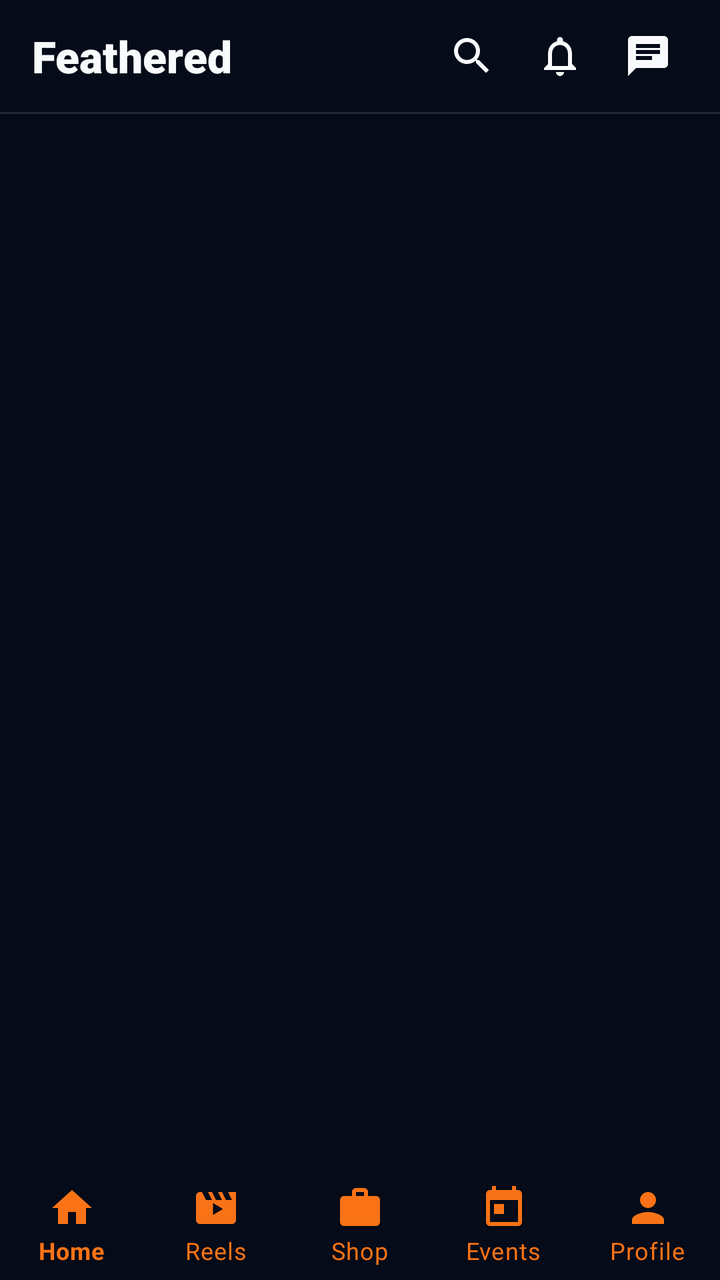
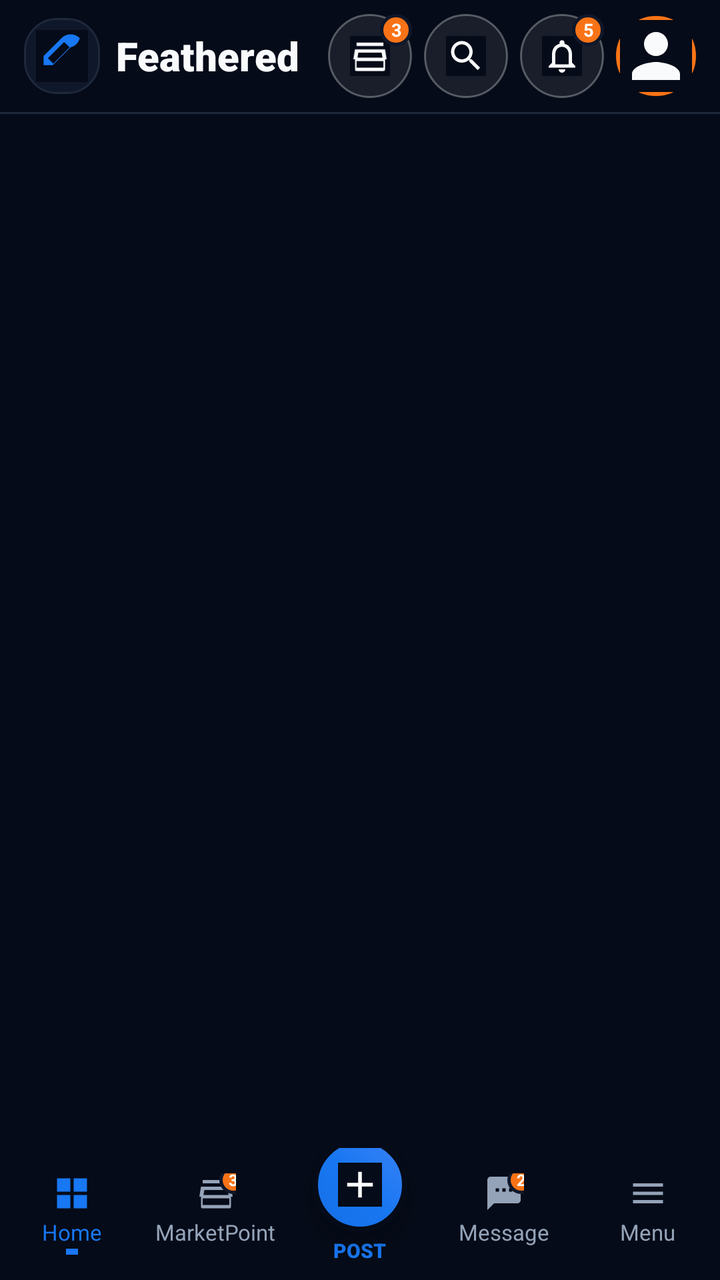

The first picture is an Android layout as it rendered before a commit; the second is the same layout after the commit. The layout source and the unified diff follow.
<!-- AndroidManifest.xml: activity theme AppTheme.NoActionBar -->
<!-- res/layout/activity_main.xml -->
<?xml version="1.0" encoding="utf-8"?>
<androidx.coordinatorlayout.widget.CoordinatorLayout xmlns:android="http://schemas.android.com/apk/res/android"
    xmlns:app="http://schemas.android.com/apk/res-auto"
    xmlns:tools="http://schemas.android.com/tools"
    android:layout_width="match_parent"
    android:layout_height="match_parent"
    android:background="@color/windowBackground"
    tools:context=".MainActivity">

    <com.google.android.material.appbar.AppBarLayout
        android:id="@+id/app_bar_layout"
        android:layout_width="match_parent"
        android:layout_height="wrap_content"
        android:background="@color/navy_900"
        app:elevation="2dp">

        <LinearLayout
            android:layout_width="match_parent"
            android:layout_height="56dp"
            android:gravity="center_vertical"
            android:orientation="horizontal"
            android:paddingHorizontal="16dp">

            
            <TextView
                android:id="@+id/tv_brand_logo"
                android:layout_width="0dp"
                android:layout_height="wrap_content"
                android:layout_weight="1"
                android:fontFamily="sans-serif-black"
                android:text="Feathered"
                android:textColor="@color/text_primary"
                android:textSize="22sp" />

            
            <ImageView
                android:id="@+id/btn_header_search"
                android:layout_width="40dp"
                android:layout_height="40dp"
                android:background="?attr/selectableItemBackgroundBorderless"
                android:contentDescription="Search"
                android:padding="8dp"
                android:src="@drawable/ic_search"
                app:tint="@color/text_primary" />

            <ImageView
                android:id="@+id/btn_header_notifications"
                android:layout_width="40dp"
                android:layout_height="40dp"
                android:layout_marginStart="4dp"
                android:background="?attr/selectableItemBackgroundBorderless"
                android:contentDescription="Notifications"
                android:padding="8dp"
                android:src="@drawable/ic_bell"
                app:tint="@color/text_primary" />

            <ImageView
                android:id="@+id/btn_header_messages"
                android:layout_width="40dp"
                android:layout_height="40dp"
                android:layout_marginStart="4dp"
                android:background="?attr/selectableItemBackgroundBorderless"
                android:contentDescription="Messages"
                android:padding="8dp"
                android:src="@drawable/ic_message"
                app:tint="@color/text_primary" />
        </LinearLayout>

        <View
            android:layout_width="match_parent"
            android:layout_height="1dp"
            android:background="@color/border_subtle" />
    </com.google.android.material.appbar.AppBarLayout>

    
    <FrameLayout
        android:id="@+id/fragment_container"
        android:layout_width="match_parent"
        android:layout_height="match_parent"
        android:layout_marginBottom="56dp"
        app:layout_behavior="@string/appbar_scrolling_view_behavior" />

    
    <com.google.android.material.bottomnavigation.BottomNavigationView
        android:id="@+id/bottom_navigation"
        android:layout_width="match_parent"
        android:layout_height="56dp"
        android:layout_gravity="bottom"
        android:background="@color/navy_900"
        app:elevation="8dp"
        app:itemIconTint="@color/carrot_500"
        app:itemTextColor="@color/carrot_500"
        app:labelVisibilityMode="labeled"
        app:menu="@menu/bottom_nav_menu" />

</androidx.coordinatorlayout.widget.CoordinatorLayout>
<!-- resources referenced by this layout -->
<resources>
  <!-- drawable ic_message (drawable) -->
  <vector xmlns:android="http://schemas.android.com/apk/res/android"
      android:width="24dp"
      android:height="24dp"
      android:viewportWidth="24"
      android:viewportHeight="24">
      <path
          android:fillColor="@color/text_primary"
          android:pathData="M20,2H4c-1.1,0 -1.99,0.9 -1.99,2L2,22l4,-4h14c1.1,0 2,-0.9 2,-2V4c0,-1.1 -0.9,-2 -2,-2zM6,9h12v2H6V9zm8,5H6v-2h8v2zm4,-6H6V6h12v2z" />
  </vector>
  <!-- unchanged entries left out for length: 11 -->
</resources>

<!-- the commit's change to res/layout/activity_main.xml (unified diff, before → after) -->
@@ -7,63 +7,160 @@
     android:background="@color/windowBackground"
     tools:context=".MainActivity">
 
+    
     <com.google.android.material.appbar.AppBarLayout
         android:id="@+id/app_bar_layout"
         android:layout_width="match_parent"
         android:layout_height="wrap_content"
         android:background="@color/navy_900"
-        app:elevation="2dp">
+        app:elevation="0dp">
 
         <LinearLayout
             android:layout_width="match_parent"
             android:layout_height="56dp"
             android:gravity="center_vertical"
             android:orientation="horizontal"
-            android:paddingHorizontal="16dp">
-
-            
-            <TextView
-                android:id="@+id/tv_brand_logo"
+            android:paddingHorizontal="12dp">
+
+            
+            <LinearLayout
+                android:id="@+id/btn_brand_home"
                 android:layout_width="0dp"
-                android:layout_height="wrap_content"
+                android:layout_height="match_parent"
                 android:layout_weight="1"
-                android:fontFamily="sans-serif-black"
-                android:text="Feathered"
-                android:textColor="@color/text_primary"
-                android:textSize="22sp" />
-
-            
-            <ImageView
+                android:background="?attr/selectableItemBackgroundBorderless"
+                android:gravity="center_vertical"
+                android:orientation="horizontal">
+
+                <FrameLayout
+                    android:layout_width="38dp"
+                    android:layout_height="38dp"
+                    android:background="@drawable/bg_card"
+                    android:padding="6dp">
+
+                    <ImageView
+                        android:layout_width="match_parent"
+                        android:layout_height="match_parent"
+                        android:contentDescription="Feathered Logo"
+                        android:src="@drawable/ic_feather_logo" />
+                </FrameLayout>
+
+                <TextView
+                    android:layout_width="wrap_content"
+                    android:layout_height="wrap_content"
+                    android:layout_marginStart="8dp"
+                    android:fontFamily="sans-serif-black"
+                    android:text="Feathered"
+                    android:textColor="@color/text_primary"
+                    android:textSize="20sp" />
+            </LinearLayout>
+
+            
+            
+            <FrameLayout
+                android:id="@+id/btn_header_marketplace"
+                android:layout_width="42dp"
+                android:layout_height="42dp"
+                android:layout_marginStart="4dp"
+                android:background="@drawable/bg_header_circle_btn"
+                android:clickable="true"
+                android:focusable="true">
+
+                <ImageView
+                    android:layout_width="20dp"
+                    android:layout_height="20dp"
+                    android:layout_gravity="center"
+                    android:contentDescription="MarketPoint"
+                    android:src="@drawable/ic_store"
+                    app:tint="@color/text_primary" />
+
+                <TextView
+                    android:id="@+id/badge_header_market"
+                    android:layout_width="wrap_content"
+                    android:layout_height="16dp"
+                    android:layout_gravity="top|end"
+                    android:background="@drawable/bg_badge_orange"
+                    android:gravity="center"
+                    android:minWidth="16dp"
+                    android:paddingHorizontal="4dp"
+                    android:text="3"
+                    android:textColor="@color/white"
+                    android:textSize="9sp"
+                    android:textStyle="bold" />
+            </FrameLayout>
+
+            
+            <FrameLayout
                 android:id="@+id/btn_header_search"
+                android:layout_width="42dp"
+                android:layout_height="42dp"
+                android:layout_marginStart="6dp"
+                android:background="@drawable/bg_header_circle_btn"
+                android:clickable="true"
+                android:focusable="true">
+
+                <ImageView
+                    android:layout_width="20dp"
+                    android:layout_height="20dp"
+                    android:layout_gravity="center"
+                    android:contentDescription="Search"
+                    android:src="@drawable/ic_search"
+                    app:tint="@color/text_primary" />
+            </FrameLayout>
+
+            
+            <FrameLayout
+                android:id="@+id/btn_header_notifications"
+                android:layout_width="42dp"
+                android:layout_height="42dp"
+                android:layout_marginStart="6dp"
+                android:background="@drawable/bg_header_circle_btn"
+                android:clickable="true"
+                android:focusable="true">
+
+                <ImageView
+                    android:layout_width="20dp"
+                    android:layout_height="20dp"
+                    android:layout_gravity="center"
+                    android:contentDescription="Notifications"
+                    android:src="@drawable/ic_bell"
+                    app:tint="@color/text_primary" />
+
+                <TextView
+                    android:id="@+id/badge_header_notifs"
+                    android:layout_width="wrap_content"
+                    android:layout_height="16dp"
+                    android:layout_gravity="top|end"
+                    android:background="@drawable/bg_badge_orange"
+                    android:gravity="center"
+                    android:minWidth="16dp"
+                    android:paddingHorizontal="4dp"
+                    android:text="5"
+                    android:textColor="@color/white"
+                    android:textSize="9sp"
+                    android:textStyle="bold" />
+            </FrameLayout>
+
+            
+            <FrameLayout
+                android:id="@+id/btn_header_profile"
                 android:layout_width="40dp"
                 android:layout_height="40dp"
-                android:background="?attr/selectableItemBackgroundBorderless"
-                android:contentDescription="Search"
-                android:padding="8dp"
-                android:src="@drawable/ic_search"
-                app:tint="@color/text_primary" />
-
-            <ImageView
-                android:id="@+id/btn_header_notifications"
-                android:layout_width="40dp"
-                android:layout_height="40dp"
-                android:layout_marginStart="4dp"
-                android:background="?attr/selectableItemBackgroundBorderless"
-                android:contentDescription="Notifications"
-                android:padding="8dp"
-                android:src="@drawable/ic_bell"
-                app:tint="@color/text_primary" />
-
-            <ImageView
-                android:id="@+id/btn_header_messages"
-                android:layout_width="40dp"
-                android:layout_height="40dp"
-                android:layout_marginStart="4dp"
-                android:background="?attr/selectableItemBackgroundBorderless"
-                android:contentDescription="Messages"
-                android:padding="8dp"
-                android:src="@drawable/ic_message"
-                app:tint="@color/text_primary" />
+                android:layout_marginStart="6dp"
+                android:background="@drawable/bg_story_ring"
+                android:clickable="true"
+                android:focusable="true"
+                android:padding="2dp">
+
+                <ImageView
+                    android:id="@+id/iv_header_avatar"
+                    android:layout_width="match_parent"
+                    android:layout_height="match_parent"
+                    android:contentDescription="Profile"
+                    android:scaleType="centerCrop"
+                    android:src="@drawable/ic_profile" />
+            </FrameLayout>
+
         </LinearLayout>
 
         <View
@@ -77,20 +174,249 @@
         android:id="@+id/fragment_container"
         android:layout_width="match_parent"
         android:layout_height="match_parent"
-        android:layout_marginBottom="56dp"
+        android:layout_marginBottom="66dp"
         app:layout_behavior="@string/appbar_scrolling_view_behavior" />
 
     
-    <com.google.android.material.bottomnavigation.BottomNavigationView
-        android:id="@+id/bottom_navigation"
+    <LinearLayout
+        android:id="@+id/custom_bottom_navigation"
         android:layout_width="match_parent"
-        android:layout_height="56dp"
+        android:layout_height="66dp"
         android:layout_gravity="bottom"
         android:background="@color/navy_900"
-        app:elevation="8dp"
-        app:itemIconTint="@color/carrot_500"
-        app:itemTextColor="@color/carrot_500"
-        app:labelVisibilityMode="labeled"
-        app:menu="@menu/bottom_nav_menu" />
+        android:elevation="8dp"
+        android:gravity="center_vertical"
+        android:orientation="horizontal">
+
+        
+        <LinearLayout
+            android:id="@+id/nav_btn_home"
+            android:layout_width="0dp"
+            android:layout_height="match_parent"
+            android:layout_weight="1"
+            android:background="?attr/selectableItemBackground"
+            android:clickable="true"
+            android:focusable="true"
+            android:gravity="center"
+            android:orientation="vertical">
+
+            <ImageView
+                android:id="@+id/iv_nav_home"
+                android:layout_width="20dp"
+                android:layout_height="20dp"
+                android:contentDescription="Home"
+                android:src="@drawable/ic_grid"
+                app:tint="@color/colorPrimary" />
+
+            <TextView
+                android:id="@+id/tv_nav_home"
+                android:layout_width="wrap_content"
+                android:layout_height="wrap_content"
+                android:layout_marginTop="2dp"
+                android:fontFamily="sans-serif-bold"
+                android:text="Home"
+                android:textColor="@color/colorPrimary"
+                android:textSize="11sp" />
+
+            <View
+                android:id="@+id/dot_nav_home"
+                android:layout_width="6dp"
+                android:layout_height="3dp"
+                android:layout_marginTop="1dp"
+                android:background="@color/colorPrimary" />
+        </LinearLayout>
+
+        
+        <LinearLayout
+            android:id="@+id/nav_btn_market"
+            android:layout_width="0dp"
+            android:layout_height="match_parent"
+            android:layout_weight="1"
+            android:background="?attr/selectableItemBackground"
+            android:clickable="true"
+            android:focusable="true"
+            android:gravity="center"
+            android:orientation="vertical">
+
+            <FrameLayout
+                android:layout_width="wrap_content"
+                android:layout_height="wrap_content">
+
+                <ImageView
+                    android:id="@+id/iv_nav_market"
+                    android:layout_width="20dp"
+                    android:layout_height="20dp"
+                    android:contentDescription="MarketPoint"
+                    android:src="@drawable/ic_store"
+                    app:tint="@color/text_secondary" />
+
+                <TextView
+                    android:layout_width="wrap_content"
+                    android:layout_height="14dp"
+                    android:layout_gravity="top|end"
+                    android:layout_marginEnd="-6dp"
+                    android:layout_marginTop="-4dp"
+                    android:background="@drawable/bg_badge_orange"
+                    android:gravity="center"
+                    android:minWidth="14dp"
+                    android:paddingHorizontal="3dp"
+                    android:text="3"
+                    android:textColor="@color/white"
+                    android:textSize="8sp"
+                    android:textStyle="bold" />
+            </FrameLayout>
+
+            <TextView
+                android:id="@+id/tv_nav_market"
+                android:layout_width="wrap_content"
+                android:layout_height="wrap_content"
+                android:layout_marginTop="2dp"
+                android:text="MarketPoint"
+                android:textColor="@color/text_secondary"
+                android:textSize="11sp" />
+
+            <View
+                android:id="@+id/dot_nav_market"
+                android:layout_width="6dp"
+                android:layout_height="3dp"
+                android:layout_marginTop="1dp"
+                android:background="@color/colorPrimary"
+                android:visibility="invisible" />
+        </LinearLayout>
+
+        
+        <LinearLayout
+            android:id="@+id/nav_btn_post"
+            android:layout_width="0dp"
+            android:layout_height="match_parent"
+            android:layout_weight="1"
+            android:gravity="center"
+            android:orientation="vertical">
+
+            <FrameLayout
+                android:layout_width="48dp"
+                android:layout_height="48dp"
+                android:layout_marginTop="-14dp"
+                android:background="@drawable/bg_post_floating_btn"
+                android:clickable="true"
+                android:elevation="6dp"
+                android:focusable="true">
+
+                <ImageView
+                    android:layout_width="22dp"
+                    android:layout_height="22dp"
+                    android:layout_gravity="center"
+                    android:contentDescription="Create Post"
+                    android:src="@drawable/ic_plus"
+                    app:tint="@color/white" />
+            </FrameLayout>
+
+            <TextView
+                android:layout_width="wrap_content"
+                android:layout_height="wrap_content"
+                android:layout_marginTop="2dp"
+                android:fontFamily="sans-serif-black"
+                android:text="POST"
+                android:textColor="@color/colorPrimary"
+                android:textSize="10sp" />
+        </LinearLayout>
+
+        
+        <LinearLayout
+            android:id="@+id/nav_btn_message"
+            android:layout_width="0dp"
+            android:layout_height="match_parent"
+            android:layout_weight="1"
+            android:background="?attr/selectableItemBackground"
+            android:clickable="true"
+            android:focusable="true"
+            android:gravity="center"
+            android:orientation="vertical">
+
+            <FrameLayout
+                android:layout_width="wrap_content"
+                android:layout_height="wrap_content">
+
+                <ImageView
+                    android:id="@+id/iv_nav_message"
+                    android:layout_width="20dp"
+                    android:layout_height="20dp"
+                    android:contentDescription="Message"
+                    android:src="@drawable/ic_chat_dots"
+                    app:tint="@color/text_secondary" />
+
+                <TextView
+                    android:layout_width="wrap_content"
+                    android:layout_height="14dp"
+                    android:layout_gravity="top|end"
+                    android:layout_marginEnd="-6dp"
+                    android:layout_marginTop="-4dp"
+                    android:background="@drawable/bg_badge_orange"
+                    android:gravity="center"
+                    android:minWidth="14dp"
+                    android:paddingHorizontal="3dp"
+                    android:text="2"
+                    android:textColor="@color/white"
+                    android:textSize="8sp"
+                    android:textStyle="bold" />
+            </FrameLayout>
+
+            <TextView
+                android:id="@+id/tv_nav_message"
+                android:layout_width="wrap_content"
+                android:layout_height="wrap_content"
+                android:layout_marginTop="2dp"
+                android:text="Message"
+                android:textColor="@color/text_secondary"
+                android:textSize="11sp" />
+
+            <View
+                android:id="@+id/dot_nav_message"
+                android:layout_width="6dp"
+                android:layout_height="3dp"
+                android:layout_marginTop="1dp"
+                android:background="@color/colorPrimary"
+                android:visibility="invisible" />
+        </LinearLayout>
+
+        
+        <LinearLayout
+            android:id="@+id/nav_btn_menu"
+            android:layout_width="0dp"
+            android:layout_height="match_parent"
+            android:layout_weight="1"
+            android:background="?attr/selectableItemBackground"
+            android:clickable="true"
+            android:focusable="true"
+            android:gravity="center"
+            android:orientation="vertical">
+
+            <ImageView
+                android:id="@+id/iv_nav_menu"
+                android:layout_width="20dp"
+                android:layout_height="20dp"
+                android:contentDescription="Menu"
+                android:src="@drawable/ic_menu_bars"
+                app:tint="@color/text_secondary" />
+
+            <TextView
+                android:id="@+id/tv_nav_menu"
+                android:layout_width="wrap_content"
+                android:layout_height="wrap_content"
+                android:layout_marginTop="2dp"
+                android:text="Menu"
+                android:textColor="@color/text_secondary"
+                android:textSize="11sp" />
+
+            <View
+                android:id="@+id/dot_nav_menu"
+                android:layout_width="6dp"
+                android:layout_height="3dp"
+                android:layout_marginTop="1dp"
+                android:background="@color/colorPrimary"
+                android:visibility="invisible" />
+        </LinearLayout>
+
+    </LinearLayout>
 
 </androidx.coordinatorlayout.widget.CoordinatorLayout>
<!-- resource entries referenced after the edit -->
@@ -1,6 +1,59 @@
 <!-- resources referenced by this layout -->
 <resources>
-  <!-- drawable ic_message (drawable) -->
+  <color name="text_secondary">#94A3B8</color>
+  <color name="white">#FFFFFF</color>
+  <!-- drawable bg_badge_orange (drawable) -->
+  <?xml version="1.0" encoding="utf-8"?>
+  <shape xmlns:android="http://schemas.android.com/apk/res/android"
+      android:shape="rectangle">
+      <solid android:color="#F97316" />
+      <corners android:radius="10dp" />
+      <stroke
+          android:width="1.5dp"
+          android:color="#0F172A" />
+  </shape>
+  <!-- drawable bg_card (drawable) -->
+  <?xml version="1.0" encoding="utf-8"?>
+  <shape xmlns:android="http://schemas.android.com/apk/res/android"
+      android:shape="rectangle">
+      <solid android:color="@color/surface_card" />
+      <corners android:radius="16dp" />
+      <stroke
+          android:width="1dp"
+          android:color="@color/border_subtle" />
+  </shape>
+  <!-- drawable bg_header_circle_btn (drawable) -->
+  <?xml version="1.0" encoding="utf-8"?>
+  <shape xmlns:android="http://schemas.android.com/apk/res/android"
+      android:shape="oval">
+      <solid android:color="#14FFFFFF" />
+      <stroke
+          android:width="1dp"
+          android:color="#4DFFFFFF" />
+  </shape>
+  <!-- drawable bg_post_floating_btn (drawable) -->
+  <?xml version="1.0" encoding="utf-8"?>
+  <shape xmlns:android="http://schemas.android.com/apk/res/android"
+      android:shape="oval">
+      <gradient
+          android:angle="45"
+          android:startColor="#166FE5"
+          android:centerColor="#1877F2"
+          android:endColor="#3B82F6" />
+      <stroke
+          android:width="3dp"
+          android:color="#050B18" />
+  </shape>
+  <!-- drawable bg_story_ring (drawable) -->
+  <?xml version="1.0" encoding="utf-8"?>
+  <shape xmlns:android="http://schemas.android.com/apk/res/android"
+      android:shape="oval">
+      <stroke
+          android:width="2.5dp"
+          android:color="@color/carrot_500" />
+      <solid android:color="@color/navy_850" />
+  </shape>
+  <!-- drawable ic_chat_dots (drawable) -->
   <vector xmlns:android="http://schemas.android.com/apk/res/android"
       android:width="24dp"
       android:height="24dp"
@@ -8,8 +61,70 @@
       android:viewportHeight="24">
       <path
           android:fillColor="@color/text_primary"
-          android:pathData="M20,2H4c-1.1,0 -1.99,0.9 -1.99,2L2,22l4,-4h14c1.1,0 2,-0.9 2,-2V4c0,-1.1 -0.9,-2 -2,-2zM6,9h12v2H6V9zm8,5H6v-2h8v2zm4,-6H6V6h12v2z" />
+          android:pathData="M20,2H4c-1.1,0 -2,0.9 -2,2v18l4,-4h14c1.1,0 2,-0.9 2,-2V4c0,-1.1 -0.9,-2 -2,-2zM7,9h2v2H7V9zm4,0h2v2h-2V9zm4,0h2v2h-2V9z" />
   </vector>
+  <!-- drawable ic_feather_logo (drawable) -->
+  <vector xmlns:android="http://schemas.android.com/apk/res/android"
+      android:width="24dp"
+      android:height="24dp"
+      android:viewportWidth="24"
+      android:viewportHeight="24">
+      <path
+          android:fillColor="#1877F2"
+          android:pathData="M20.24,3.76a6,6 0 0,0 -8.49,0L3.5,12.01l0,4.24l4.24,0l8.25,-8.25a6,6 0 0,0 4.25,-4.24zM8,15.5l-2.5,-2.5l7.5,-7.5l2.5,2.5z" />
+  </vector>
+  <!-- drawable ic_grid (drawable) -->
+  <vector xmlns:android="http://schemas.android.com/apk/res/android"
+      android:width="24dp"
+      android:height="24dp"
+      android:viewportWidth="24"
+      android:viewportHeight="24">
+      <path
+          android:fillColor="@color/text_primary"
+          android:pathData="M3,3h8v8H3V3zM13,3h8v8h-8V3zM3,13h8v8H3v-8zM13,13h8v8h-8v-8z" />
+  </vector>
+  <!-- drawable ic_menu_bars (drawable) -->
+  <vector xmlns:android="http://schemas.android.com/apk/res/android"
+      android:width="24dp"
+      android:height="24dp"
+      android:viewportWidth="24"
+      android:viewportHeight="24">
+      <path
+          android:fillColor="@color/text_primary"
+          android:pathData="M3,6h18v2H3V6zM3,11h18v2H3v-2zM3,16h18v2H3v-2z" />
+  </vector>
+  <!-- drawable ic_plus (drawable) -->
+  <vector xmlns:android="http://schemas.android.com/apk/res/android"
+      android:width="24dp"
+      android:height="24dp"
+      android:viewportWidth="24"
+      android:viewportHeight="24">
+      <path
+          android:fillColor="@color/text_primary"
+          android:pathData="M19,13h-6v6h-2v-6H5v-2h6V5h2v6h6v2z" />
+  </vector>
+  <!-- drawable ic_profile (drawable) -->
+  <vector xmlns:android="http://schemas.android.com/apk/res/android"
+      android:width="24dp"
+      android:height="24dp"
+      android:viewportWidth="24"
+      android:viewportHeight="24">
+      <path
+          android:fillColor="@color/text_primary"
+          android:pathData="M12,12c2.21,0 4,-1.79 4,-4s-1.79,-4 -4,-4 -4,1.79 -4,4 1.79,4 4,4zm0,2c-2.67,0 -8,1.34 -8,4v2h16v-2c0,-2.66 -5.33,-4 -8,-4z" />
+  </vector>
+  <!-- drawable ic_store (drawable) -->
+  <vector xmlns:android="http://schemas.android.com/apk/res/android"
+      android:width="24dp"
+      android:height="24dp"
+      android:viewportWidth="24"
+      android:viewportHeight="24">
+      <path
+          android:fillColor="@color/text_primary"
+          android:pathData="M20,4H4v2h16V4zM21,14v6a1,1 0 0,1 -1,1H4a1,1 0 0,1 -1,-1v-6H2l1,-6h18l1,6h-1zM4,15v4h16v-4H4zm1,-5l-0.5,3h15l-0.5,-3H5z" />
+  </vector>
+  <color name="surface_card">#0F172A</color>
+  <color name="navy_850">#0B1120</color>
   <!-- unchanged entries left out for length: 11 -->
 </resources>
 
